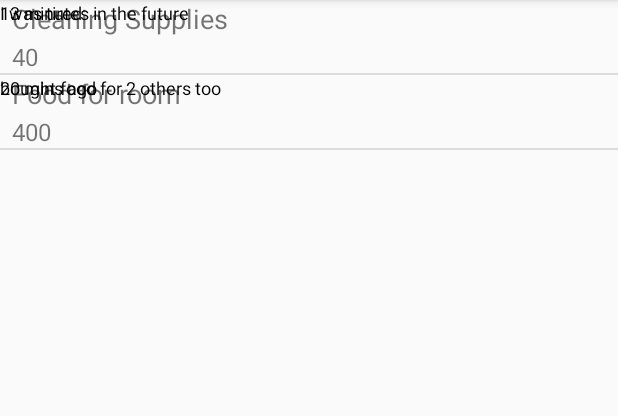
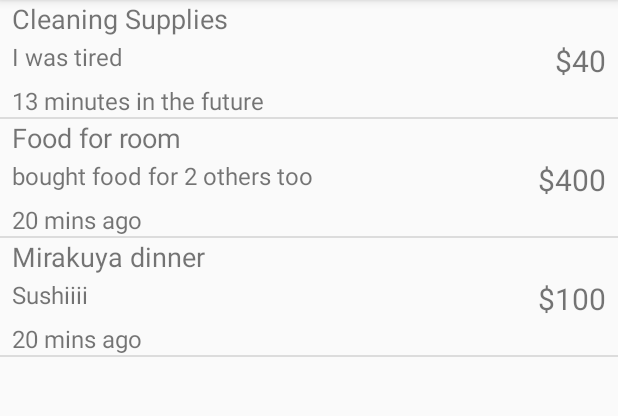
Before and after one commit to anantkes19/cheqit, an Android app: the HistoryActivity screen opened directly, with no data from a screen before it, on a phone screen of 412 x 824 dp, the part 84-500 px from its top. Run offline under Robolectric (Android 15) with nearby library versions, the phone set to English and light mode, and no system bars.

Commit message:
attempted history display change, nothing worked

```diff
--- a/app/src/main/assets/history.json
+++ b/app/src/main/assets/history.json
@@ -18,6 +18,15 @@
       "longitude": 4321,
       "comment": "bought food for 2 others too",
       "location" : "Sams club"
+    },
+    {
+      "name": "Mirakuya dinner",
+      "time" : "20 mins ago",
+      "amount": "100",
+      "latitude": 223,
+      "longitude": 4321,
+      "comment": "Sushiiii",
+      "location" : "Mirakuya"
     }
   ]
 }
--- a/app/src/main/java/devops/colby/cheqit/HomeActivity.java
+++ b/app/src/main/java/devops/colby/cheqit/HomeActivity.java
@@ -9,10 +9,12 @@ import android.support.v7.app.AppCompatActivity;
 import android.view.MenuItem;
 import android.widget.TextView;
 
+
 public class HomeActivity extends AppCompatActivity {
 
     private TextView mTextMessage;
     final Context context = this;
+
     private BottomNavigationView.OnNavigationItemSelectedListener mOnNavigationItemSelectedListener
             = new BottomNavigationView.OnNavigationItemSelectedListener() {
 
@@ -22,12 +24,10 @@ public class HomeActivity extends AppCompatActivity {
                 case R.id.navigation_home:
                     mTextMessage.setText(R.string.title_home);
                     return true;
-
                 case R.id.navigation_history:
                     Intent detailIntent = new Intent(context,HistoryActivity.class);
                     startActivity(detailIntent);
                     return true;
-
                 case R.id.navigation_settings:
                     mTextMessage.setText(R.string.title_settings);
                     return true;
--- a/app/src/main/java/devops/colby/cheqit/Transaction.java
+++ b/app/src/main/java/devops/colby/cheqit/Transaction.java
@@ -20,7 +20,7 @@ public class Transaction {
     public String amount;
     //Something to store an image
     public String Location;
-    public Integer Latitude;
+    public Integer Latitude; //lat/long should be saved as array
     public Integer Longitude;
 
     public static ArrayList<Transaction> getTransactionsFromJSON(String filename, Context context){
@@ -28,7 +28,7 @@ public class Transaction {
 
         try {
             // Load data
-            String jsonString = loadJsonFromAsset("history.json", context);
+            String jsonString = loadJsonFromAsset(filename, context);
             JSONObject json = new JSONObject(jsonString);
             JSONArray recipes = json.getJSONArray("history");
 
--- a/app/src/main/java/devops/colby/cheqit/TransactionAdapter.java
+++ b/app/src/main/java/devops/colby/cheqit/TransactionAdapter.java
@@ -65,9 +65,9 @@ public class TransactionAdapter extends BaseAdapter {
         TextView amountTextView = holder.amountTextView;
         TextView commentTextView = holder.commentTextView;
         Transaction transaction = (Transaction) getItem(position);
-
+        String amount = "$" + transaction.amount;
         nameTextView.setText(transaction.name);
-        amountTextView.setText(transaction.amount);
+        amountTextView.setText(amount);
         timeTextView.setText(transaction.time);
         commentTextView.setText(transaction.comment);
         //Picasso.with(mContext).load(recipe.imageUrl).placeholder(R.mipmap.ic_launcher).into(thumbnailImageView);
--- a/app/src/main/res/layout/list_item_transaction.xml
+++ b/app/src/main/res/layout/list_item_transaction.xml
@@ -1,46 +1,16 @@
 <?xml version="1.0" encoding="utf-8"?>
-<android.support.constraint.ConstraintLayout
-    xmlns:android="http://schemas.android.com/apk/res/android" android:layout_width="match_parent"
-    android:layout_height="match_parent"
-    xmlns:tools="http://schemas.android.com/tools">
+<android.support.constraint.ConstraintLayout xmlns:android="http://schemas.android.com/apk/res/android"
+    xmlns:app="http://schemas.android.com/apk/res-auto"
+    xmlns:tools="http://schemas.android.com/tools"
+    android:layout_width="match_parent"
+    android:layout_height="match_parent">
 
-    <TextView
-        android:id="@+id/transaction_list_time"
-        android:layout_width="wrap_content"
-        android:layout_height="wrap_content"
-        android:layout_alignParentEnd="true"
-        android:layout_centerVertical="true"
-        android:layout_marginStart="4dp"
-        android:layout_marginEnd="2dp"
-        android:maxLines="1"
-        android:paddingEnd="4dp"
-        android:textColor="#000000"
-        android:textSize="12sp"
-        tools:text="Time"
-        />
-
-    <TextView
-        android:id="@+id/transaction_list_comment"
-        android:layout_width="wrap_content"
-        android:layout_height="wrap_content"
-        android:layout_alignParentEnd="true"
-        android:layout_centerVertical="true"
-        android:layout_marginStart="4dp"
-        android:layout_marginEnd="2dp"
-        android:maxLines="1"
-        android:paddingEnd="4dp"
-        android:textColor="#000000"
-        android:textSize="12sp"
-        tools:text="Time"
-        />
 
     <RelativeLayout
         android:id="@+id/recipe_list_text_layout"
         android:layout_width="wrap_content"
         android:layout_height="wrap_content"
-        android:layout_centerVertical="true"
-        android:layout_toStartOf="@id/transaction_list_comment"
-        android:layout_toEndOf="@id/transaction_list_time">
+        android:layout_centerVertical="true">
 
         <TextView
             android:id="@+id/transaction_list_name"
@@ -50,8 +20,7 @@
             android:layout_marginRight="8dp"
             android:maxLines="3"
             android:textSize="18sp"
-        tools:text="Name"
-        />
+            tools:text="Name" />
 
         <TextView
             android:id="@+id/transaction_list_amount"
@@ -61,10 +30,36 @@
             android:layout_marginLeft="8dp"
             android:layout_marginRight="8dp"
             android:layout_marginTop="2dp"
+            android:layout_alignParentRight="true"
+            android:ellipsize="end"
+            android:maxLines="1"
+            android:textSize="20sp"
+            tools:text="Amount" />
+
+        <TextView
+            android:id="@+id/transaction_list_time"
+            android:layout_width="wrap_content"
+            android:layout_height="wrap_content"
+            android:layout_below="@+id/transaction_list_amount"
+            android:layout_marginLeft="8dp"
+            android:layout_marginRight="8dp"
+            android:layout_marginTop="2dp"
             android:ellipsize="end"
             android:maxLines="1"
             android:textSize="16sp"
-        tools:text="Amount"
-        />
+            tools:text="Time" />
+
+        <TextView
+            android:id="@+id/transaction_list_comment"
+            android:layout_width="wrap_content"
+            android:layout_height="wrap_content"
+            android:layout_below="@+id/transaction_list_name"
+            android:layout_marginLeft="8dp"
+            android:layout_marginRight="8dp"
+            android:layout_marginTop="2dp"
+            android:ellipsize="end"
+            android:maxLines="1"
+            android:textSize="16sp"
+            tools:text="Time" />
     </RelativeLayout>
 </android.support.constraint.ConstraintLayout>
```
Lines whose indentation alone changed are shown as unchanged.
